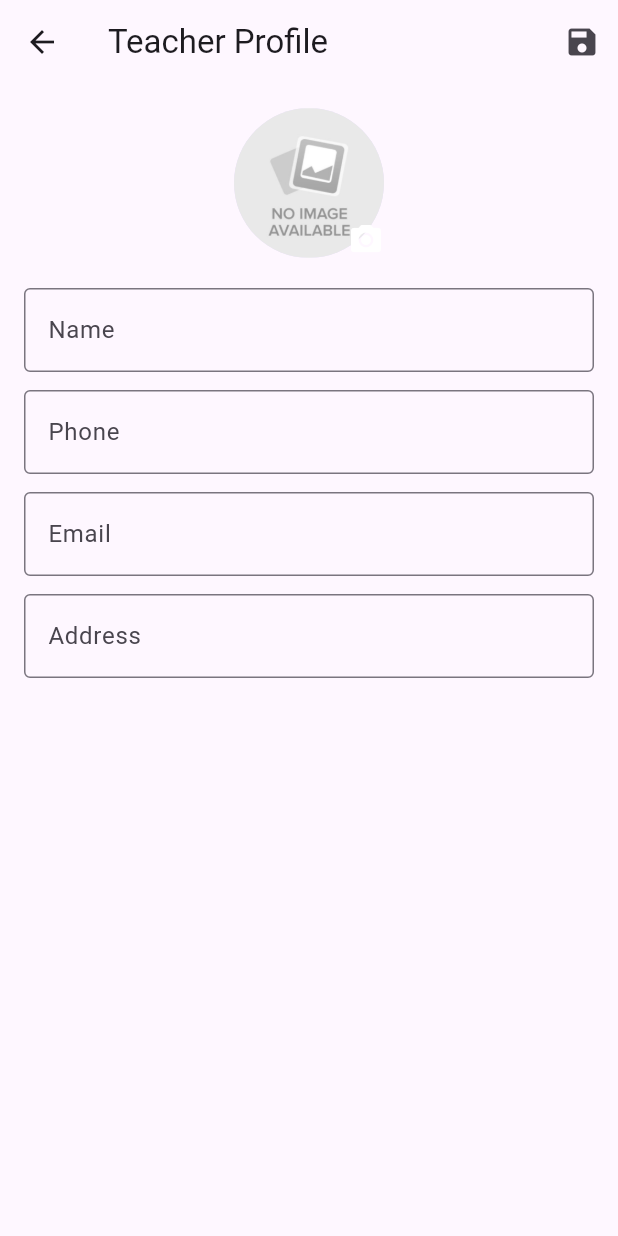
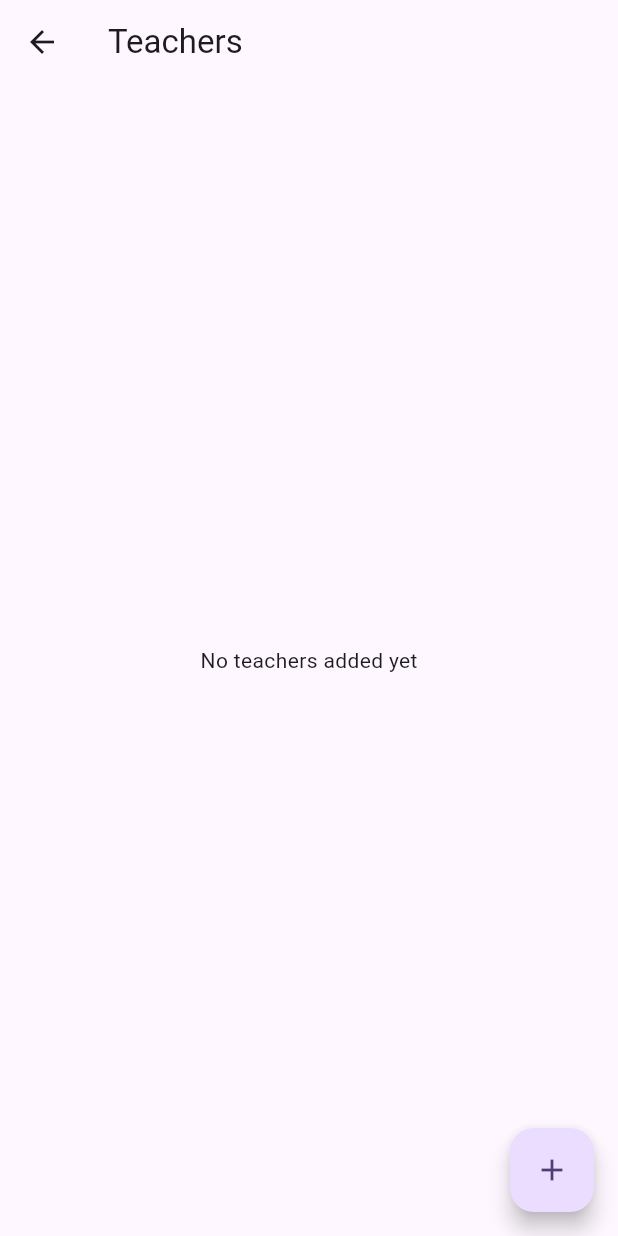
Before and after one commit to MANIMARAN-MSC/flutter_reminder, a Flutter app: the CustomDrawer widget shown alone on an empty page, opened directly, after a tap on "Teachers", on a phone screen of 412 x 824 dp. Run offline on Flutter 3.47's test engine with Material 3 defaults, Android fonts, the phone set to English and light mode, and no system bars; our stand-ins replace audioplayers, image_picker, permission_handler, shared_preferences, sqflite, table_calendar; missing offline and left inert: record; accounts and stored records are empty.

Commit message:
teacher crud added

```diff
--- a/lib/screens/TeachersScreen.dart
+++ /dev/null
@@ -1,97 +0,0 @@
-import 'dart:io';
-
-import 'package:flutter/material.dart';
-import 'package:image_picker/image_picker.dart';
-
-class TeachersScreen extends StatefulWidget {
-  @override
-  _TeachersScreenState createState() => _TeachersScreenState();
-}
-
-class _TeachersScreenState extends State<TeachersScreen> {
-  final _formKey = GlobalKey<FormState>();
-  String _name = "";
-  String _phone = "";
-  String _email = "";
-  String _address = "";
-  File? _image; // Stores the selected image
-
-  final ImagePicker _picker = ImagePicker();
-
-  Future<void> _pickImage() async {
-    final XFile? pickedFile = await _picker.pickImage(
-      source: ImageSource.gallery, // Change to ImageSource.camera for camera
-      imageQuality: 80, // Adjust image quality
-    );
-
-    if (pickedFile != null) {
-      setState(() {
-        _image = File(pickedFile.path);
-      });
-    }
-  }
-
-  @override
-  Widget build(BuildContext context) {
-    return Scaffold(
-      appBar: AppBar(
-        title: Text("Teacher Profile"),
-        actions: [
-          IconButton(
-            icon: Icon(Icons.save),
-            onPressed: () {
-              if (_formKey.currentState!.validate()) {
-                _formKey.currentState!.save();
-                // Handle saving logic here
-                ScaffoldMessenger.of(context).showSnackBar(
-                  SnackBar(content: Text("Profile Saved!")),
-                );
-              }
-            },
-          ),
-        ],
-      ),
-      body: Padding(
-        padding: EdgeInsets.all(16.0),
-        child: Form(
-          key: _formKey,
-          child: Column(
-            crossAxisAlignment: CrossAxisAlignment.center,
-            children: [
-              GestureDetector(
-                onTap: _pickImage,
-                child: CircleAvatar(
-                  radius: 50,
-                  backgroundImage: _image != null
-                      ? FileImage(_image!) as ImageProvider
-                      : AssetImage("assets/profile_placeholder.jpg"),
-                  child: Align(
-                    alignment: Alignment.bottomRight,
-                    child: Icon(Icons.camera_alt, color: Colors.white),
-                  ),
-                ),
-              ),
-              SizedBox(height: 20),
-              buildTextField("Name", (value) => _name = value),
-              buildTextField("Phone", (value) => _phone = value, keyboardType: TextInputType.phone),
-              buildTextField("Email", (value) => _email = value, keyboardType: TextInputType.emailAddress),
-              buildTextField("Address", (value) => _address = value),
-            ],
-          ),
-        ),
-      ),
-    );
-  }
-
-  Widget buildTextField(String label, Function(String) onSaved, {TextInputType keyboardType = TextInputType.text}) {
-    return Padding(
-      padding: const EdgeInsets.only(bottom: 12.0),
-      child: TextFormField(
-        decoration: InputDecoration(labelText: label, border: OutlineInputBorder()),
-        keyboardType: keyboardType,
-        validator: (value) => value!.isEmpty ? "Enter $label" : null,
-        onSaved: (value) => onSaved(value!),
-      ),
-    );
-  }
-}
--- /dev/null
+++ b/lib/screens/teacher/TeacherScreen.dart
@@ -0,0 +1,75 @@
+import 'dart:io';
+
+import 'package:flutter/material.dart';
+import '../../utils/DatabaseHelper.dart';
+import 'AddEditTeacherScreen.dart';
+
+class TeacherScreen extends StatefulWidget {
+  @override
+  _TeacherScreenState createState() => _TeacherScreenState();
+}
+
+class _TeacherScreenState extends State<TeacherScreen> {
+  List<Map<String, dynamic>> _teachers = [];
+
+  @override
+  void initState() {
+    super.initState();
+    _loadTeachers();
+  }
+
+  Future<void> _loadTeachers() async {
+    List<Map<String, dynamic>> teachers = await DatabaseHelper().getTeachers();
+    setState(() {
+      _teachers = teachers;
+    });
+  }
+
+  Future<void> _deleteTeacher(int id) async {
+    await DatabaseHelper().deleteTeacher(id);
+    _loadTeachers(); // Refresh list
+  }
+
+  void _navigateToAddEditTeacher({Map<String, dynamic>? teacher}) async {
+    await Navigator.push(
+      context,
+      MaterialPageRoute(
+        builder: (context) => AddEditTeacherScreen(teacher: teacher),
+      ),
+    );
+    _loadTeachers(); // Reload teachers after returning
+  }
+
+  @override
+  Widget build(BuildContext context) {
+    return Scaffold(
+      appBar: AppBar(title: Text("Teachers")),
+      body: _teachers.isEmpty
+          ? Center(child: Text("No teachers added yet"))
+          : ListView.builder(
+        itemCount: _teachers.length,
+        itemBuilder: (context, index) {
+          var teacher = _teachers[index];
+          return ListTile(
+            leading: CircleAvatar(
+              backgroundImage: teacher['imagePath'] != null && teacher['imagePath'].isNotEmpty
+                  ? FileImage(File(teacher['imagePath']))
+                  : AssetImage("assets/profile_placeholder.jpg") as ImageProvider,
+            ),
+            title: Text(teacher['name']),
+            subtitle: Text(teacher['phone']),
+            onTap: () => _navigateToAddEditTeacher(teacher: teacher),
+            trailing: IconButton(
+              icon: Icon(Icons.delete, color: Colors.red),
+              onPressed: () => _deleteTeacher(teacher['id']),
+            ),
+          );
+        },
+      ),
+      floatingActionButton: FloatingActionButton(
+        onPressed: () => _navigateToAddEditTeacher(),
+        child: Icon(Icons.add),
+      ),
+    );
+  }
+}
```
Also changed, not shown: lib/screens/teacher/AddEditTeacherScreen.dart (added, +121 -0 lines), lib/utils/DatabaseHelper.dart (+54 -1 lines), lib/widgets/CustomDrawer.dart (+35 -8 lines).
